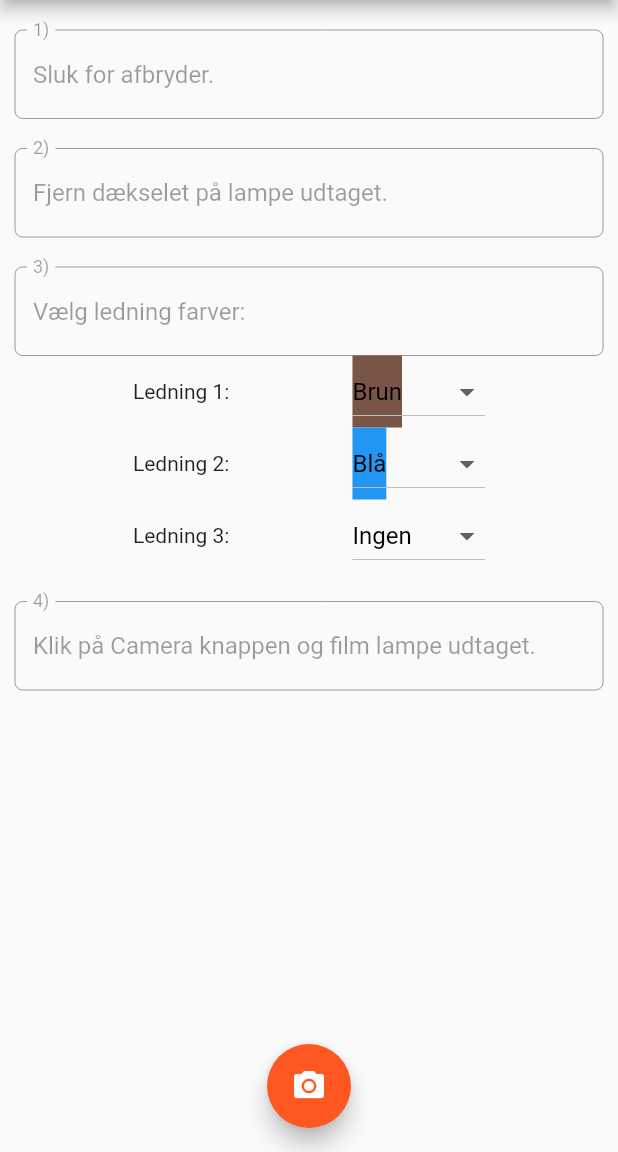
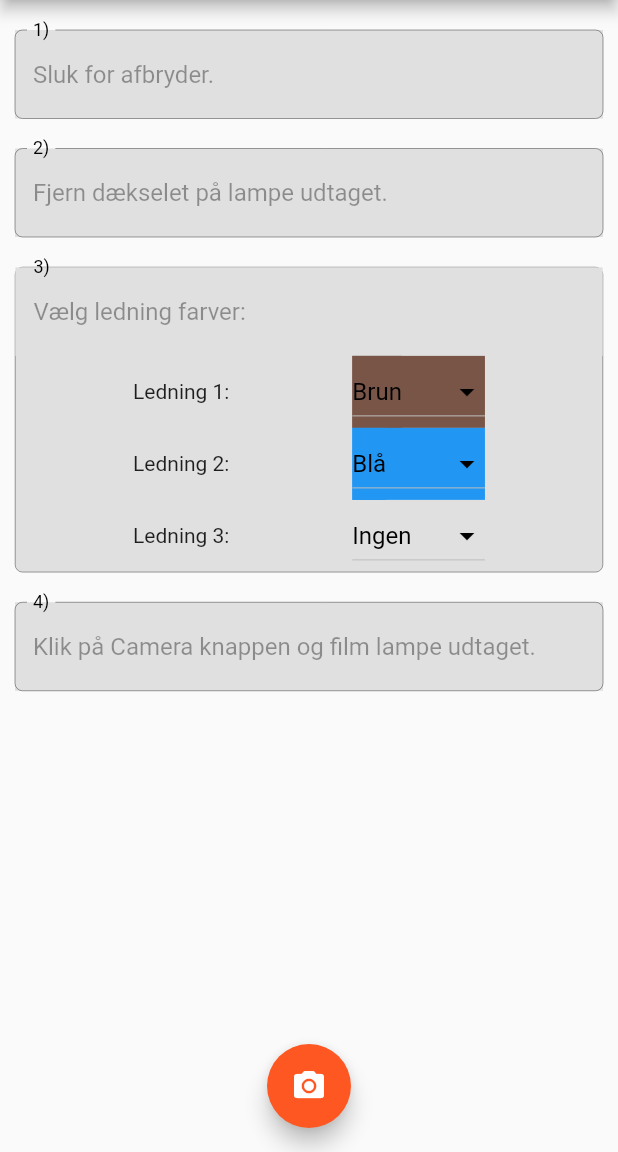
Before and after one commit to Raniot/lamp_installer, a Flutter app: the screen it shows after launch, on a phone screen of 412 x 824 dp, the part 84-1236 px from its top. Run offline on Flutter 3.47's test engine with Material 2 defaults, Android fonts, the phone set to English and light mode, and no system bars.

Commit message:
updated UI with colors and dropdown colors

```diff
--- a/lib/dropdownColor.dart
+++ b/lib/dropdownColor.dart
@@ -31,6 +31,7 @@ class DropdownColor extends StatelessWidget {
       child: Text(
           this.colorText,
           style: TextStyle(color: Colors.black),
+          textAlign: TextAlign.center,
         ),
     );
   }
--- a/lib/main.dart
+++ b/lib/main.dart
@@ -95,11 +95,13 @@ class _MyHomePageState extends State<MyHomePage> {
             ),
             new Container(
               margin: new EdgeInsets.all(10.0),
+              color: Colors.grey[300],
               child: TextFormField(
                 enabled: false,
                 initialValue: "Sluk for afbryder.",
                 decoration: InputDecoration(
                   labelText: '1)',
+                  labelStyle: TextStyle(color: Colors.black),
                   border: OutlineInputBorder(
                     borderRadius: BorderRadius.circular(5),
                     ),
@@ -108,11 +110,13 @@ class _MyHomePageState extends State<MyHomePage> {
               ),
               new Container(
               margin: new EdgeInsets.all(10.0),
+              color: Colors.grey[300],
               child: TextFormField(
                 enabled: false,
                 initialValue: "Fjern dækselet på lampe udtaget.",
                 decoration: InputDecoration(
                   labelText: '2)',
+                  labelStyle: TextStyle(color: Colors.black),
                   border: OutlineInputBorder(
                     borderRadius: BorderRadius.circular(5),
                     ),
@@ -121,14 +125,29 @@ class _MyHomePageState extends State<MyHomePage> {
               ),
               new Container(
               margin: new EdgeInsets.all(10.0),
-              child: Column(children: <Widget>[
-              TextFormField(
+              decoration: BoxDecoration(
+                border: Border.all(
+                  width: 0.25
+                ),
+                borderRadius: BorderRadius.all(
+                  Radius.circular(5.0)
+                ),
+                color: Colors.grey[300],
+              ),
+              child: Column(
+                children: <Widget>[
+                Container(
+                  color: Colors.grey[300],
+                  child: TextFormField(
                     enabled: false,
                     initialValue: "Vælg ledning farver:",
                     decoration: InputDecoration(
                       labelText: '3)',
+                      labelStyle: TextStyle(color: Colors.black),
                       border: OutlineInputBorder(
+                        borderSide: BorderSide(style: BorderStyle.none, width: 0),
                         borderRadius: BorderRadius.circular(5),
+                        ),
                       ),
                     ),
                 ),
@@ -140,7 +159,10 @@ class _MyHomePageState extends State<MyHomePage> {
                   mainAxisAlignment: MainAxisAlignment.spaceEvenly,
                   children: <Widget>[
                   Text('Ledning 1: '),
-                  new DropdownButton<DropdownColor>(
+                  Container(
+                    color: wireColor1.color1,
+                    child: new DropdownButton<DropdownColor>(
+                      iconEnabledColor: Colors.black,
                       value: wireColor1,
                       items: wireColors.map((DropdownColor value) {
                       return new DropdownMenuItem<DropdownColor>(
@@ -154,13 +176,17 @@ class _MyHomePageState extends State<MyHomePage> {
                       });
                     },
                 ),
+                  ),
                 ],),
                 Row(
                   mainAxisAlignment: MainAxisAlignment.spaceEvenly,
                   children: <Widget>[
                   Text('Ledning 2: '),
-                  new DropdownButton<DropdownColor>(
+                  Container(
+                      color: wireColor2.color1,
+                      child: new DropdownButton<DropdownColor>(
                         value: wireColor2,
+                        iconEnabledColor: Colors.black,
                         items: wireColors.map((DropdownColor value) {
                         return new DropdownMenuItem<DropdownColor>(
                           value: value,
@@ -173,13 +199,17 @@ class _MyHomePageState extends State<MyHomePage> {
                       });
                     },
                 ),
+                  ),
                 ],),
                 Row(
                   mainAxisAlignment: MainAxisAlignment.spaceEvenly,
                   children: <Widget>[
                   Text('Ledning 3: '),
-                  new DropdownButton<DropdownColor>(
+                  Container(
+                    color: wireColor3.color1,
+                    child: new DropdownButton<DropdownColor>(
                       value: wireColor3,
+                      iconEnabledColor: Colors.black,
                       items: wireColors.map((DropdownColor value) {
                         return new DropdownMenuItem<DropdownColor>(
                           value: value,
@@ -192,6 +222,7 @@ class _MyHomePageState extends State<MyHomePage> {
                         });
                     },
                 ),
+                  ),
                 ],)
               ],
             ),
@@ -200,11 +231,13 @@ class _MyHomePageState extends State<MyHomePage> {
             ),
             new Container(
               margin: new EdgeInsets.all(10.0),
+              color: Colors.grey[300],
               child: TextFormField(
                 enabled: false,
                 initialValue: "Klik på Camera knappen og film lampe udtaget.",
                 decoration: InputDecoration(
                   labelText: '4)',
+                  labelStyle: TextStyle(color: Colors.black),
                   border: OutlineInputBorder(
                     borderRadius: BorderRadius.circular(5),
                     ),
```
Lines whose indentation alone changed are shown as unchanged.
